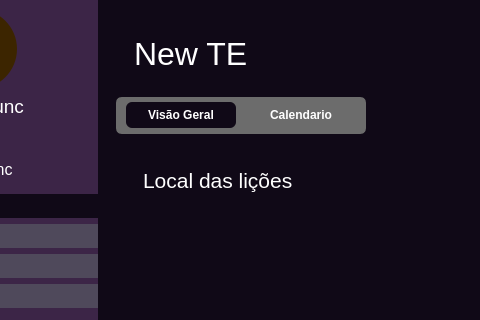
First picture: the form in design/dashboard_funcionario.ui, repository Zstraffey/NewTE, before the edit; both pictures show x 152 to 632 and y 0 to 320 of the 1267 by 799 pixel window.
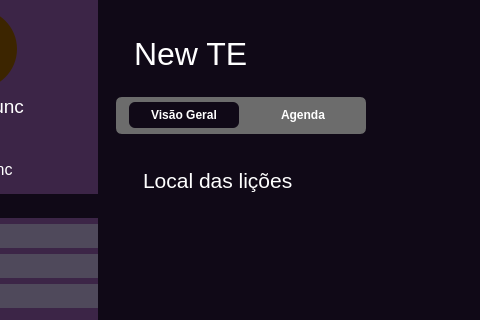
Second picture: the form after the edit. Icons and pictures are not drawn.

Commit message: novo codigo

```diff
--- a/design/dashboard_funcionario.ui
+++ b/design/dashboard_funcionario.ui
@@ -775,7 +775,7 @@
                     <cursorShape>PointingHandCursor</cursorShape>
                    </property>
                    <property name="text">
-                    <string>Calendario</string>
+                    <string>Agenda</string>
                    </property>
                    <property name="shortcut">
                     <string/>
```
Left out of the diff: 5 changed lines with no effect on the pictures.
